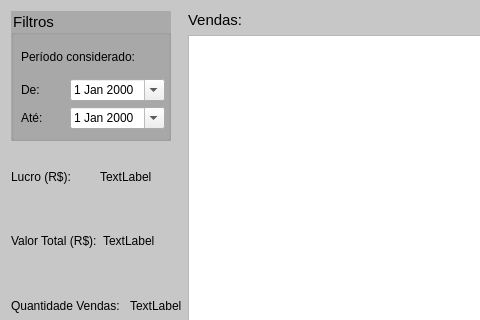
First picture: the form in vendas.ui, repository GabR36/QEstoqueLoja, before the edit; both pictures show x 0 to 480 and y 0 to 320 of the 956 by 616 pixel window.
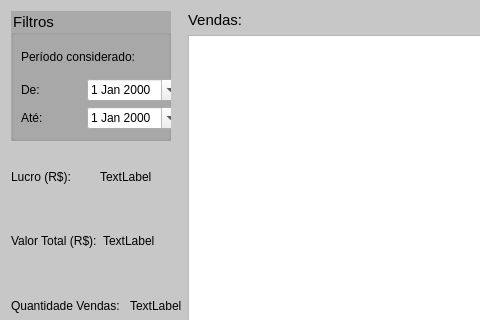
Second picture: the form after the edit. Icons and pictures are not drawn.

```diff
--- a/vendas.ui
+++ b/vendas.ui
@@ -95,7 +95,7 @@
        <rect>
         <x>10</x>
         <y>30</y>
-        <width>144</width>
+        <width>161</width>
         <height>88</height>
        </rect>
       </property>
```
Left out of the diff: 6 changed lines with no effect on the pictures.
